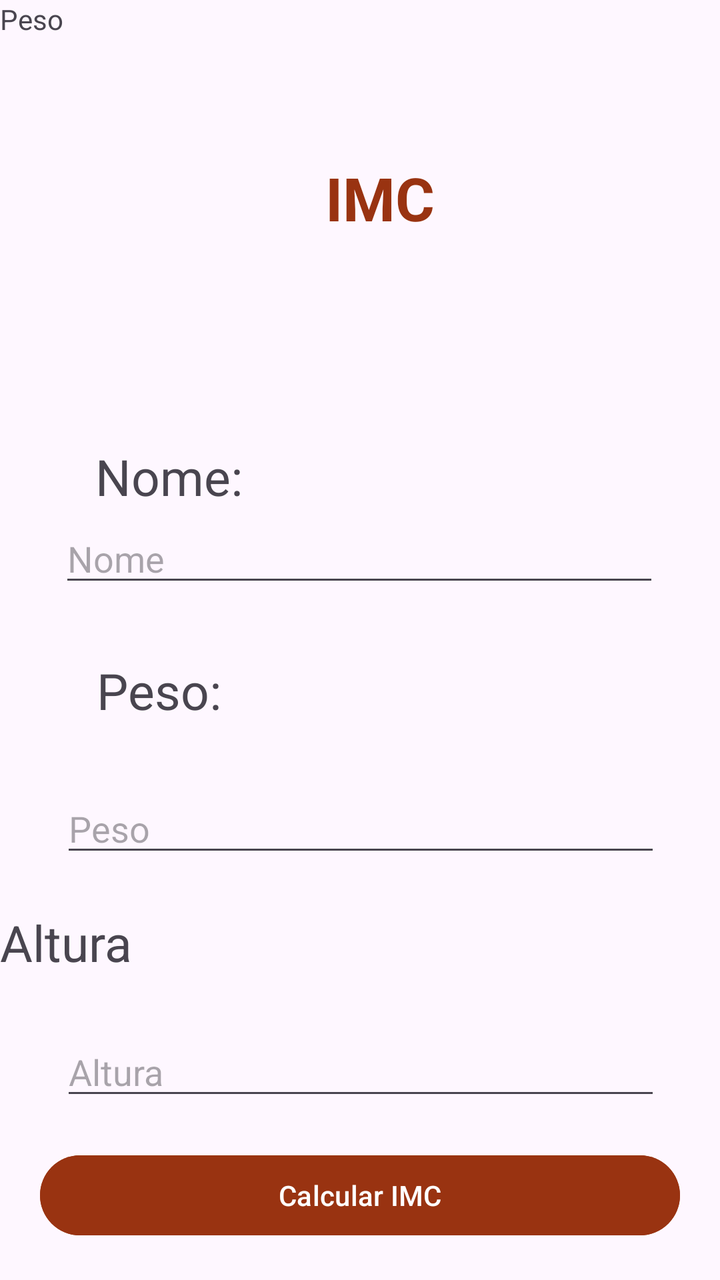
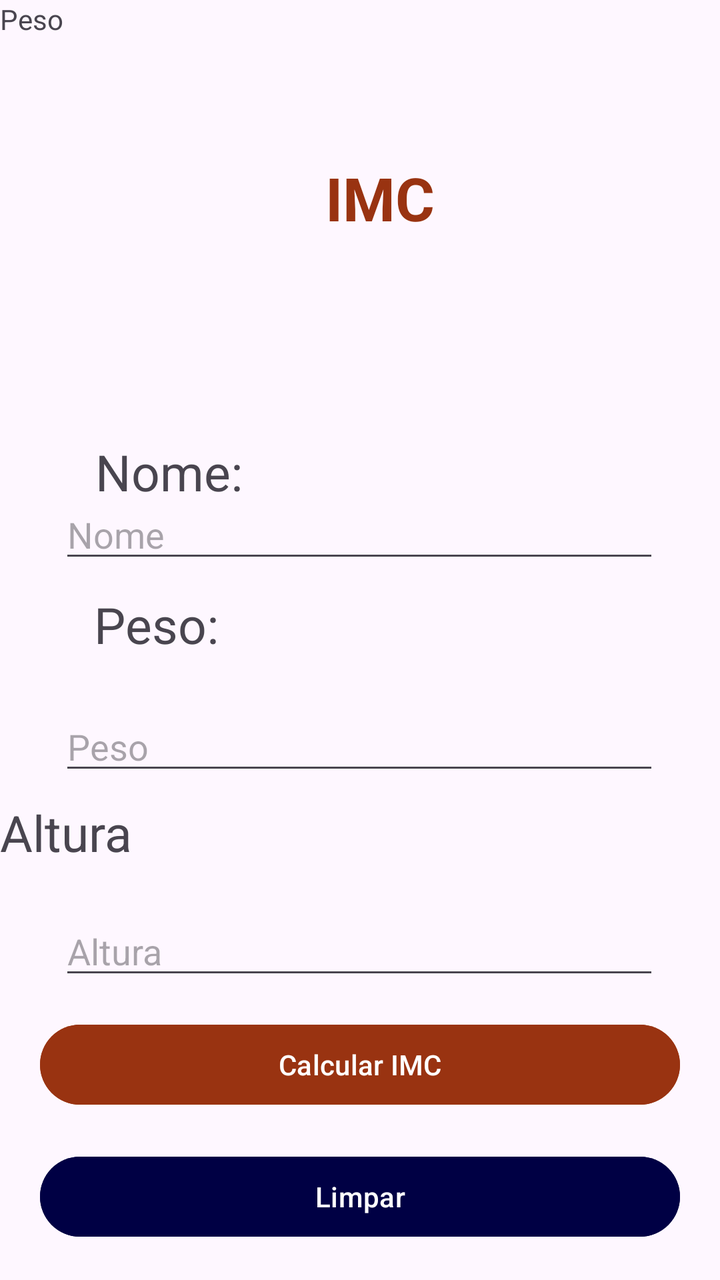

Compare the two renders of this Android layout. The source of the first and the diff that turns it into the second are given below.
<!-- AndroidManifest.xml: application theme Theme.ProjetoIMC -->
<!-- res/layout/activity_main.xml -->
<?xml version="1.0" encoding="utf-8"?>
<androidx.constraintlayout.widget.ConstraintLayout xmlns:android="http://schemas.android.com/apk/res/android"
    xmlns:app="http://schemas.android.com/apk/res-auto"
    xmlns:tools="http://schemas.android.com/tools"
    android:id="@+id/main"
    android:layout_width="match_parent"
    android:layout_height="match_parent"
    tools:context=".MainActivity">

    <TextView
        android:id="@+id/textView"
        android:layout_width="wrap_content"
        android:layout_height="wrap_content"
        android:text="IMC"
        android:textColor="#F931"
        android:textSize="30sp"
        android:textStyle="bold"
        app:layout_constraintBottom_toBottomOf="parent"
        app:layout_constraintEnd_toEndOf="parent"
        app:layout_constraintHorizontal_bias="0.533"
        app:layout_constraintStart_toStartOf="parent"
        app:layout_constraintTop_toTopOf="parent"
        app:layout_constraintVertical_bias="0.131" />

    <TextView
        android:layout_width="wrap_content"
        android:layout_height="wrap_content"
        android:layout_marginTop="100dp"
        android:text="Nome:"
        android:textSize="25sp"
        app:layout_constraintBottom_toTopOf="@+id/nome"
        app:layout_constraintEnd_toEndOf="parent"
        app:layout_constraintHorizontal_bias="0.166"
        app:layout_constraintStart_toStartOf="parent"
        app:layout_constraintTop_toBottomOf="@+id/textView" />

    <EditText
        android:id="@+id/nome"
        android:layout_width="300dp"
        android:layout_height="wrap_content"
        android:hint="Nome"
        app:layout_constraintBottom_toBottomOf="parent"
        app:layout_constraintEnd_toEndOf="parent"
        app:layout_constraintHorizontal_bias="0.495"
        app:layout_constraintStart_toStartOf="parent"
        app:layout_constraintTop_toBottomOf="@+id/textView"
        app:layout_constraintVertical_bias="0.288" />

    <TextView
        android:layout_width="wrap_content"
        android:layout_height="wrap_content"
        android:text="Peso" />

    <EditText
        android:id="@+id/peso"
        android:layout_width="300dp"
        android:layout_height="wrap_content"
        android:hint="Peso"
        app:layout_constraintBottom_toBottomOf="parent"
        app:layout_constraintEnd_toEndOf="parent"
        app:layout_constraintHorizontal_bias="0.504"
        app:layout_constraintStart_toStartOf="parent"
        app:layout_constraintTop_toBottomOf="@+id/textView"
        app:layout_constraintVertical_bias="0.569" />

    <TextView
        android:layout_width="wrap_content"
        android:layout_height="wrap_content"
        android:text="Peso:"
        android:textSize="25sp"
        app:layout_constraintBottom_toTopOf="@+id/peso"
        app:layout_constraintEnd_toEndOf="parent"
        app:layout_constraintHorizontal_bias="0.162"
        app:layout_constraintStart_toStartOf="parent"
        app:layout_constraintTop_toBottomOf="@+id/nome" />

    <TextView
        android:layout_width="wrap_content"
        android:layout_height="wrap_content"
        android:text="Altura"
        android:textSize="25sp"
        app:layout_constraintBottom_toTopOf="@+id/altura"
        app:layout_constraintTop_toBottomOf="@+id/peso"
        app:layout_constraintVertical_bias="0.451"
        tools:layout_editor_absoluteX="55dp" />

    <EditText
        android:id="@+id/altura"
        android:layout_width="300dp"
        android:layout_height="wrap_content"
        android:hint="Altura"
        app:layout_constraintBottom_toBottomOf="parent"
        app:layout_constraintEnd_toEndOf="parent"
        app:layout_constraintHorizontal_bias="0.504"
        app:layout_constraintStart_toStartOf="parent"
        app:layout_constraintTop_toBottomOf="@+id/textView"
        app:layout_constraintVertical_bias="0.823" />


    <Button
        android:id="@+id/btnCalcular"
        android:layout_width="match_parent"
        android:layout_height="wrap_content"
        android:backgroundTint="#F931"
        android:text="Calcular IMC"
        app:layout_constraintBottom_toBottomOf="parent"
        app:layout_constraintTop_toBottomOf="@+id/altura"
        tools:layout_editor_absoluteX="-16dp"
        android:layout_marginStart="20dp"
        android:layout_marginEnd="20dp"/>


</androidx.constraintlayout.widget.ConstraintLayout>
<!-- resources referenced by this layout -->
<resources>
  <style name="Theme.ProjetoIMC" parent="Base.Theme.ProjetoIMC" />
  <style name="Base.Theme.ProjetoIMC" parent="Theme.Material3.DayNight.NoActionBar">
          
          
      </style>
</resources>

<!-- the commit's change to res/layout/activity_main.xml (unified diff, before → after) -->
@@ -32,7 +32,8 @@
         app:layout_constraintEnd_toEndOf="parent"
         app:layout_constraintHorizontal_bias="0.166"
         app:layout_constraintStart_toStartOf="parent"
-        app:layout_constraintTop_toBottomOf="@+id/textView" />
+        app:layout_constraintTop_toBottomOf="@+id/textView"
+        app:layout_constraintVertical_bias="0.0" />
 
     <EditText
         android:id="@+id/nome"
@@ -44,7 +45,7 @@
         app:layout_constraintHorizontal_bias="0.495"
         app:layout_constraintStart_toStartOf="parent"
         app:layout_constraintTop_toBottomOf="@+id/textView"
-        app:layout_constraintVertical_bias="0.288" />
+        app:layout_constraintVertical_bias="0.263" />
 
     <TextView
         android:layout_width="wrap_content"
@@ -58,10 +59,10 @@
         android:hint="Peso"
         app:layout_constraintBottom_toBottomOf="parent"
         app:layout_constraintEnd_toEndOf="parent"
-        app:layout_constraintHorizontal_bias="0.504"
+        app:layout_constraintHorizontal_bias="0.495"
         app:layout_constraintStart_toStartOf="parent"
         app:layout_constraintTop_toBottomOf="@+id/textView"
-        app:layout_constraintVertical_bias="0.569" />
+        app:layout_constraintVertical_bias="0.484" />
 
     <TextView
         android:layout_width="wrap_content"
@@ -70,9 +71,10 @@
         android:textSize="25sp"
         app:layout_constraintBottom_toTopOf="@+id/peso"
         app:layout_constraintEnd_toEndOf="parent"
-        app:layout_constraintHorizontal_bias="0.162"
+        app:layout_constraintHorizontal_bias="0.158"
         app:layout_constraintStart_toStartOf="parent"
-        app:layout_constraintTop_toBottomOf="@+id/nome" />
+        app:layout_constraintTop_toBottomOf="@+id/nome"
+        app:layout_constraintVertical_bias="0.285" />
 
     <TextView
         android:layout_width="wrap_content"
@@ -81,8 +83,9 @@
         android:textSize="25sp"
         app:layout_constraintBottom_toTopOf="@+id/altura"
         app:layout_constraintTop_toBottomOf="@+id/peso"
-        app:layout_constraintVertical_bias="0.451"
+        app:layout_constraintVertical_bias="0.256"
         tools:layout_editor_absoluteX="55dp" />
+
 
     <EditText
         android:id="@+id/altura"
@@ -91,11 +94,10 @@
         android:hint="Altura"
         app:layout_constraintBottom_toBottomOf="parent"
         app:layout_constraintEnd_toEndOf="parent"
-        app:layout_constraintHorizontal_bias="0.504"
+        app:layout_constraintHorizontal_bias="0.495"
         app:layout_constraintStart_toStartOf="parent"
         app:layout_constraintTop_toBottomOf="@+id/textView"
-        app:layout_constraintVertical_bias="0.823" />
-
+        app:layout_constraintVertical_bias="0.697" />
 
     <Button
         android:id="@+id/btnCalcular"
@@ -105,9 +107,23 @@
         android:text="Calcular IMC"
         app:layout_constraintBottom_toBottomOf="parent"
         app:layout_constraintTop_toBottomOf="@+id/altura"
-        tools:layout_editor_absoluteX="-16dp"
+        app:layout_constraintVertical_bias="0.141"
+        tools:layout_editor_absoluteX="24dp"
         android:layout_marginStart="20dp"
         android:layout_marginEnd="20dp"/>
 
+    <Button
+        android:id="@+id/btnLimpar"
+        android:layout_width="match_parent"
+        android:layout_height="wrap_content"
+        android:backgroundTint="#F004"
+        android:text="Limpar"
+        app:layout_constraintBottom_toBottomOf="parent"
+        app:layout_constraintTop_toBottomOf="@+id/btnCalcular"
+        tools:layout_editor_absoluteX="-16dp"
+        android:layout_marginStart="20dp"
+        android:layout_marginEnd="20dp"
+        />
+
 
 </androidx.constraintlayout.widget.ConstraintLayout>
